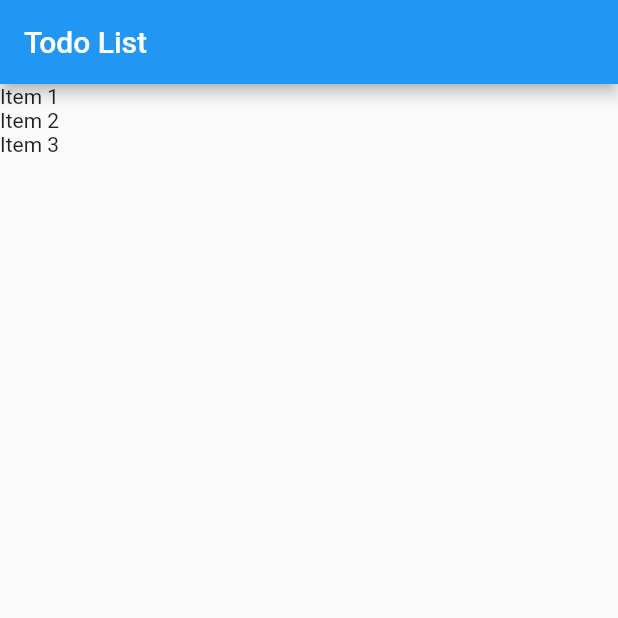
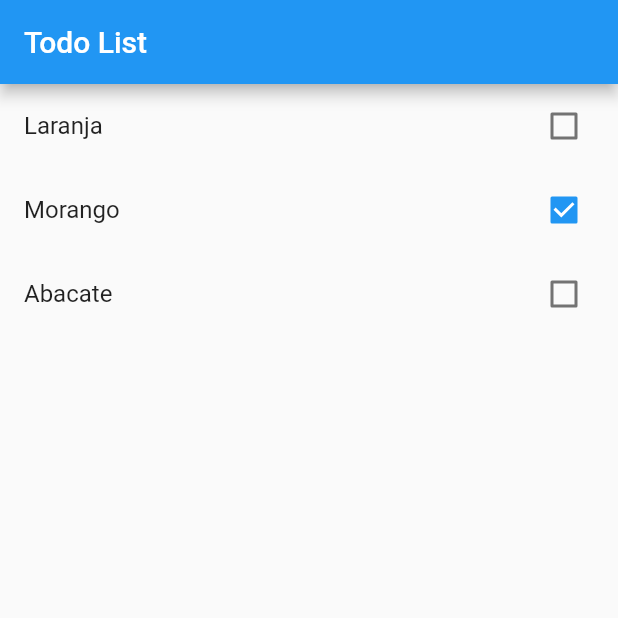
Before and after one commit to MiltonQuirino/Flutter-firstApp, a Flutter app: the screen it shows after launch, on a phone screen of 412 x 824 dp, the top half of it. Run offline on Flutter 3.47's test engine with Material 2 defaults, Android fonts, the phone set to English and light mode, and no system bars.

```diff
--- a/lib/main.dart
+++ b/lib/main.dart
@@ -24,9 +24,9 @@ class HomePage extends StatefulWidget {
 
   HomePage() {
     items = [];
-    items.add(Item(title: "Item 1", done: false));
-    items.add(Item(title: "Item 2", done: true));
-    items.add(Item(title: "Item 3", done: false));
+    items.add(Item(title: "Laranja", done: false));
+    items.add(Item(title: "Morango", done: true));
+    items.add(Item(title: "Abacate", done: false));
   }
 
   @override
@@ -43,7 +43,16 @@ class _HomePageState extends State<HomePage> {
       body: ListView.builder(
           itemCount: widget.items.length,
           itemBuilder: (BuildContext context, int index) {
-            return Text(widget.items[index].title);
+            final item = widget.items[index];
+            return CheckboxListTile(
+              title: Text(item.title),
+              key: Key(item.title),
+              value: item.done,
+              onChanged: (value) {
+                // item.done = value;
+                print(value);
+              },
+            );
           }),
     );
   }
```
